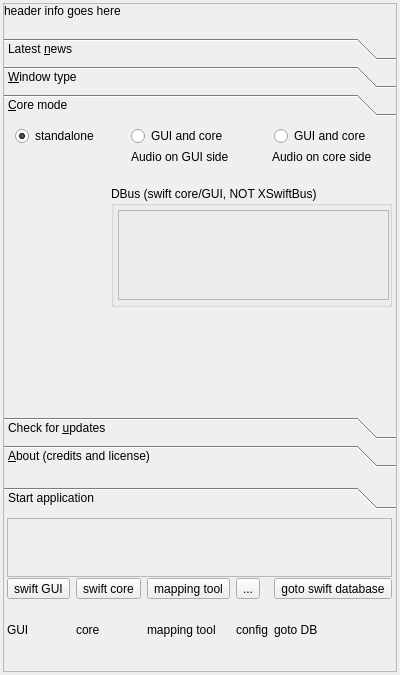
Before: the Qt Designer form src/swiftlauncher/swiftlauncher.ui in swift-project/pilotclient, drawn with Qt 5.
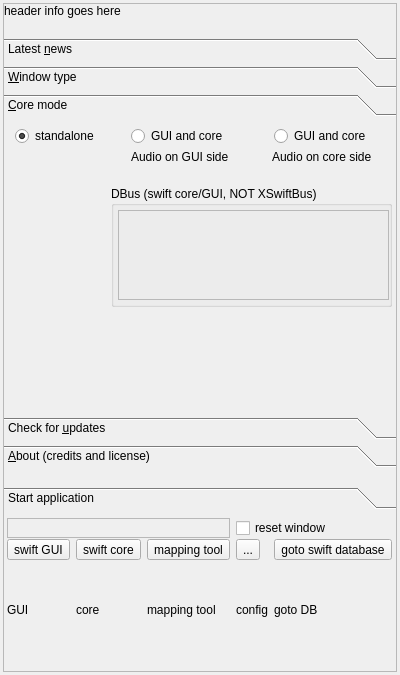
After: the same form once the commit is applied. Icons and pictures are not drawn. Custom widgets are drawn as their Qt base class.

Commit message: Allow to reset window size from launcher

```diff
--- a/src/swiftlauncher/swiftlauncher.ui
+++ b/src/swiftlauncher/swiftlauncher.ui
@@ -559,16 +559,6 @@
               <property name="verticalSpacing">
                <number>1</number>
               </property>
-              <item row="0" column="0" colspan="5">
-               <widget class="BlackGui::Components::CScaleScreenFactor" name="comp_Scale">
-                <property name="frameShape">
-                 <enum>QFrame::StyledPanel</enum>
-                </property>
-                <property name="frameShadow">
-                 <enum>QFrame::Raised</enum>
-                </property>
-               </widget>
-              </item>
               <item row="1" column="0">
                <widget class="QToolButton" name="tb_SwiftGui">
                 <property name="toolTip">
@@ -701,6 +691,23 @@
                 </property>
                </widget>
               </item>
+              <item row="0" column="0" colspan="3">
+               <widget class="BlackGui::Components::CScaleScreenFactor" name="comp_Scale">
+                <property name="frameShape">
+                 <enum>QFrame::StyledPanel</enum>
+                </property>
+                <property name="frameShadow">
+                 <enum>QFrame::Raised</enum>
+                </property>
+               </widget>
+              </item>
+              <item row="0" column="3" colspan="2">
+               <widget class="QCheckBox" name="cb_resetWindow">
+                <property name="text">
+                 <string>reset window</string>
+                </property>
+               </widget>
+              </item>
              </layout>
             </widget>
            </widget>
@@ -755,24 +762,24 @@
   </layout>
  </widget>
  <customwidgets>
-  <customwidget>
-   <class>BlackGui::COverlayMessagesFrame</class>
-   <extends>QFrame</extends>
-   <header>blackgui/overlaymessagesframe.h</header>
-   <container>1</container>
-  </customwidget>
-  <customwidget>
-   <class>BlackGui::Components::CLogComponent</class>
-   <extends>QFrame</extends>
-   <header>blackgui/components/logcomponent.h</header>
-   <container>1</container>
-  </customwidget>
   <customwidget>
    <class>BlackGui::Components::CDbLoadOverviewComponent</class>
    <extends>QFrame</extends>
    <header>blackgui/components/dbloadoverviewcomponent.h</header>
    <container>1</container>
   </customwidget>
+  <customwidget>
+   <class>BlackGui::Components::CLogComponent</class>
+   <extends>QFrame</extends>
+   <header>blackgui/components/logcomponent.h</header>
+   <container>1</container>
+  </customwidget>
+  <customwidget>
+   <class>BlackGui::COverlayMessagesFrame</class>
+   <extends>QFrame</extends>
+   <header>blackgui/overlaymessagesframe.h</header>
+   <container>1</container>
+  </customwidget>
   <customwidget>
    <class>BlackGui::Components::CInfoBarWebReadersStatusSmallComponent</class>
    <extends>QFrame</extends>
```
The commit also changes 2 other files.
